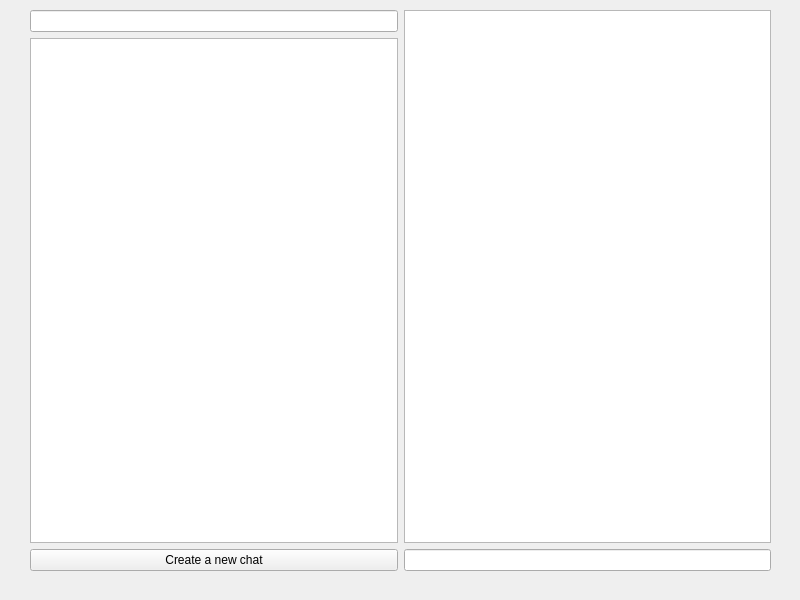
Before: the Qt Designer form client/ui/mainwindow.ui in apat1n/vAU, drawn with Qt 5.
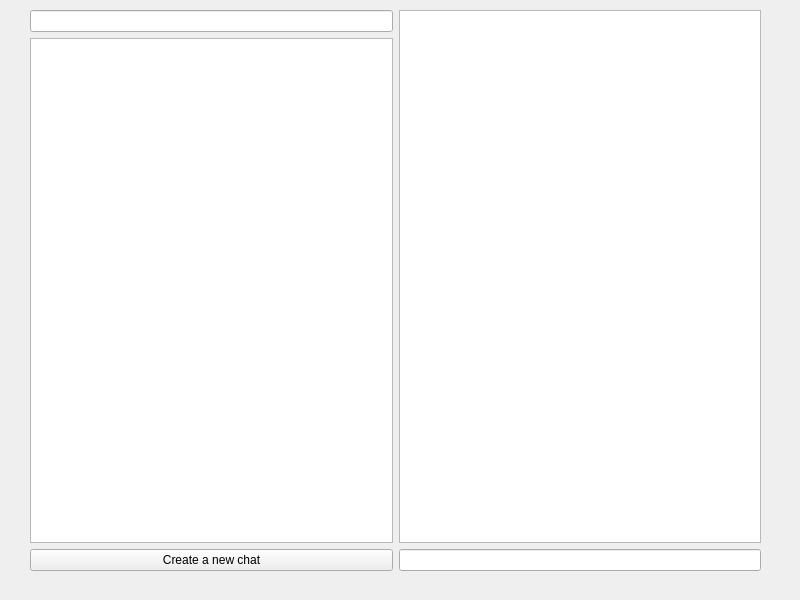
After: the same form once the commit is applied. The open tabs and pages were chosen to show the change.

Commit message: add new chat button

```diff
--- a/client/ui/mainwindow.ui
+++ b/client/ui/mainwindow.ui
@@ -176,30 +176,30 @@
        <rect>
         <x>30</x>
         <y>10</y>
-        <width>741</width>
+        <width>731</width>
         <height>561</height>
        </rect>
       </property>
       <layout class="QGridLayout" name="gridLayout">
-       <item row="1" column="0" rowspan="2">
-        <widget class="QListWidget" name="chatMenu"/>
-       </item>
        <item row="0" column="0">
         <widget class="QLineEdit" name="search"/>
        </item>
-       <item row="3" column="0">
+       <item row="0" column="1" rowspan="2">
+        <widget class="QListWidget" name="chatView"/>
+       </item>
+       <item row="2" column="1">
+        <widget class="QLineEdit" name="messageTextField"/>
+       </item>
+       <item row="1" column="0">
+        <widget class="QListWidget" name="chatMenu"/>
+       </item>
+       <item row="2" column="0">
         <widget class="QPushButton" name="createChatButton">
          <property name="text">
           <string>Create a new chat</string>
          </property>
         </widget>
        </item>
-       <item row="3" column="1">
-        <widget class="QLineEdit" name="messageTextField"/>
-       </item>
-       <item row="0" column="1" rowspan="3">
-        <widget class="QListWidget" name="chatView"/>
-       </item>
       </layout>
      </widget>
     </widget>
```
Left out of the diff: 2 changed lines with no effect on the pictures. The commit also changes 3 other files.
